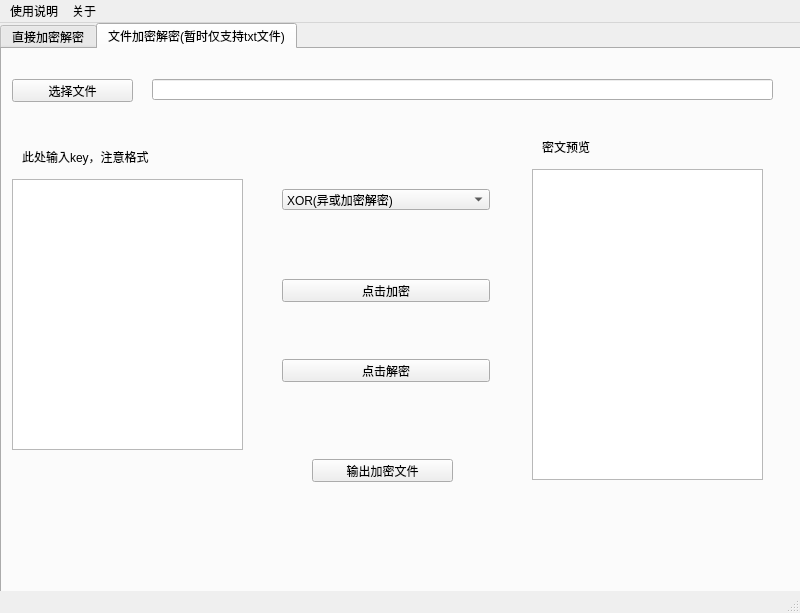
First picture: the form in homework4/GUI/mainwin.ui, repository JSHZT/info_sec, before the edit.
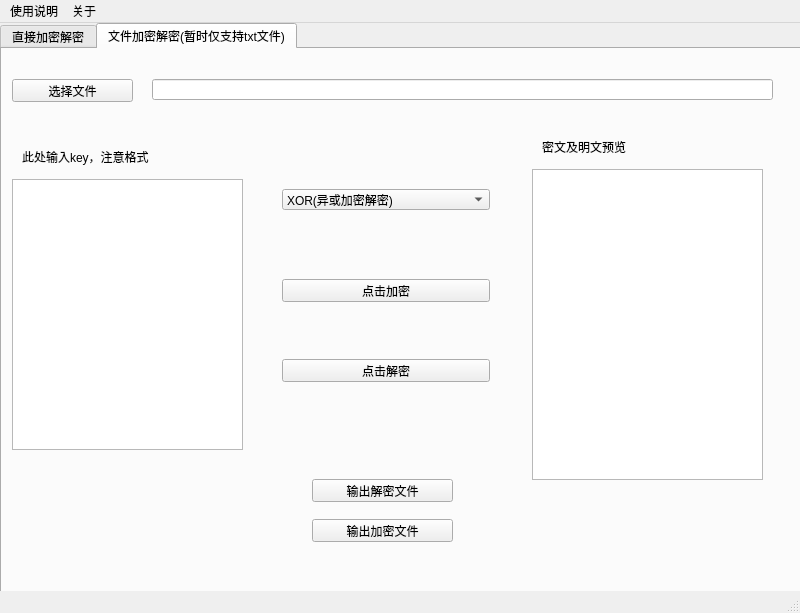
Second picture: the form after the edit. The open tabs and pages were chosen to show the change.

Commit message: 完成输出文件功能和解密功能的封装

The edit to the form file:
```diff
--- a/homework4/GUI/mainwin.ui
+++ b/homework4/GUI/mainwin.ui
@@ -230,7 +230,7 @@
       <property name="geometry">
        <rect>
         <x>310</x>
-        <y>410</y>
+        <y>470</y>
         <width>141</width>
         <height>23</height>
        </rect>
@@ -257,12 +257,25 @@
        <rect>
         <x>540</x>
         <y>90</y>
-        <width>72</width>
-        <height>15</height>
+        <width>181</width>
+        <height>16</height>
        </rect>
       </property>
       <property name="text">
-       <string>密文预览</string>
+       <string>密文及明文预览</string>
+      </property>
+     </widget>
+     <widget class="QPushButton" name="ouput_file_de">
+      <property name="geometry">
+       <rect>
+        <x>310</x>
+        <y>430</y>
+        <width>141</width>
+        <height>23</height>
+       </rect>
+      </property>
+      <property name="text">
+       <string>输出解密文件</string>
       </property>
      </widget>
     </widget>
```
Left out of the diff: 4 changed lines with no effect on the pictures. The commit also changes 8 other files.
